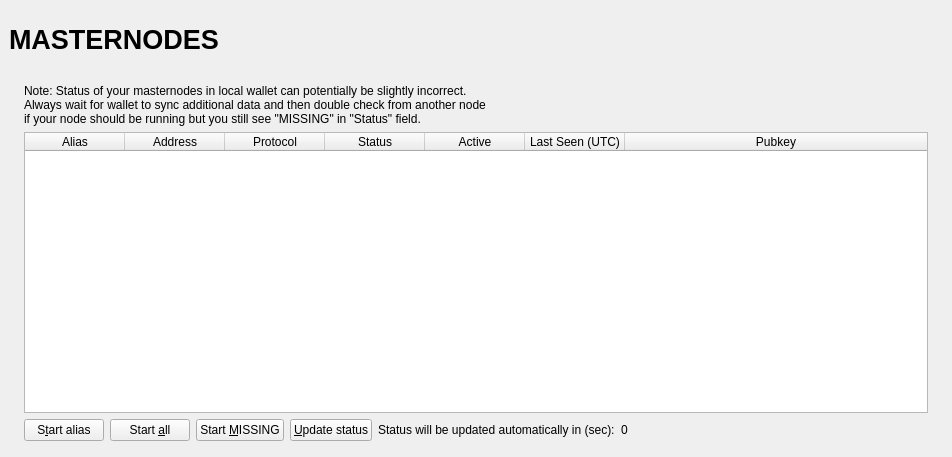
The window that src/qt/forms/masternodelist.ui (22388o/CryptoDEX) describes before a commit, drawn with Qt 5.
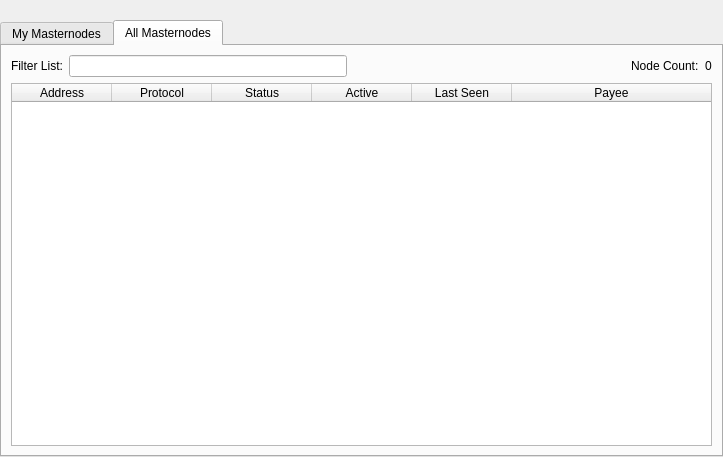
The same window after the commit. The open tabs and pages were chosen to show the change.

Patch:
```diff
--- a/src/qt/forms/masternodelist.ui
+++ b/src/qt/forms/masternodelist.ui
@@ -13,30 +13,10 @@
   <property name="windowTitle">
    <string>Form</string>
   </property>
-  <layout class="QVBoxLayout" name="topLayout" stretch="0">
+  <layout class="QVBoxLayout" name="topLayout">
    <property name="leftMargin">
-    <number>9</number>
-   </property>
-   <property name="topMargin">
-    <number>9</number>
-   </property>
-   <property name="rightMargin">
-    <number>9</number>
-   </property>
-   <property name="bottomMargin">
-    <number>9</number>
-   </property>
-   <item>
-    <layout class="QVBoxLayout" name="verticalLayout_Master" stretch="0,1">
-     <property name="spacing">
       <number>0</number>
      </property>
-     <item>
-      <widget class="QFrame" name="frame_Header">
-       <layout class="QVBoxLayout" name="verticalLayout_4">
-        <property name="leftMargin">
-         <number>0</number>
-        </property>
         <property name="topMargin">
          <number>0</number>
         </property>
@@ -47,121 +27,37 @@
          <number>0</number>
         </property>
         <item>
-         <layout class="QHBoxLayout" name="horizontalLayout_Header" stretch="1,0,1">
-          <item>
-           <widget class="QLabel" name="labelOverviewHeaderLeft">
-            <property name="minimumSize">
-             <size>
-              <width>464</width>
-              <height>60</height>
-             </size>
-            </property>
-            <property name="maximumSize">
-             <size>
-              <width>16777215</width>
-              <height>60</height>
-             </size>
-            </property>
-            <property name="font">
-             <font>
-              <pointsize>20</pointsize>
-              <weight>75</weight>
-              <bold>true</bold>
-             </font>
-            </property>
-            <property name="text">
-             <string>MASTERNODES</string>
-            </property>
-           </widget>
-          </item>
-          <item>
-           <spacer name="horizontalSpacer">
-            <property name="orientation">
-             <enum>Qt::Horizontal</enum>
-            </property>
-            <property name="sizeHint" stdset="0">
-             <size>
-              <width>40</width>
-              <height>20</height>
-             </size>
-            </property>
-           </spacer>
-          </item>
-          <item>
-           <widget class="QLabel" name="labelOverviewHeaderRight">
-            <property name="minimumSize">
-             <size>
-              <width>464</width>
-              <height>60</height>
-             </size>
-            </property>
-            <property name="maximumSize">
-             <size>
-              <width>16777215</width>
-              <height>60</height>
-             </size>
-            </property>
-            <property name="font">
-             <font>
-              <pointsize>14</pointsize>
-             </font>
-            </property>
-            <property name="text">
-             <string/>
-            </property>
-            <property name="alignment">
-             <set>Qt::AlignRight|Qt::AlignTrailing|Qt::AlignVCenter</set>
-            </property>
-           </widget>
-          </item>
-         </layout>
-        </item>
-       </layout>
-      </widget>
-     </item>
-     <item>
-      <widget class="QFrame" name="frame_BG">
-       <layout class="QVBoxLayout" name="verticalLayout_3">
-        <property name="leftMargin">
-         <number>6</number>
-        </property>
-        <property name="topMargin">
-         <number>6</number>
-        </property>
-        <property name="rightMargin">
-         <number>6</number>
-        </property>
-        <property name="bottomMargin">
-         <number>6</number>
-        </property>
-        <item>
-         <widget class="QFrame" name="frame_Content">
           <layout class="QVBoxLayout" name="verticalLayout">
-           <property name="spacing">
-            <number>0</number>
-           </property>
-           <property name="leftMargin">
-            <number>0</number>
-           </property>
-           <property name="topMargin">
-            <number>0</number>
-           </property>
-           <property name="rightMargin">
-            <number>0</number>
-           </property>
            <property name="bottomMargin">
             <number>0</number>
            </property>
            <item>
+      <spacer name="horizontalSpacer0">
+       <property name="orientation">
+        <enum>Qt::Horizontal</enum>
+       </property>
+       <property name="sizeHint" stdset="0">
+        <size>
+         <width>40</width>
+         <height>20</height>
+        </size>
+       </property>
+      </spacer>
+     </item>
+     <item>
+      <widget class="QTabWidget" name="tabWidget">
+       <property name="currentIndex">
+        <number>0</number>
+       </property>
+       <widget class="QWidget" name="tabMyMasternodes">
+        <attribute name="title">
+         <string>My Masternodes</string>
+        </attribute>
             <layout class="QGridLayout" name="gridLayout_2">
-             <property name="spacing">
-              <number>2</number>
-             </property>
              <item row="0" column="0">
-              <widget class="QFrame" name="frameList">
                <layout class="QVBoxLayout" name="verticalLayout_2">
                 <property name="bottomMargin">
-                 <number>1</number>
+            <number>0</number>
                 </property>
                 <item>
                  <layout class="QHBoxLayout" name="horizontalLayout_note">
@@ -171,7 +67,7 @@
                   <item>
                    <widget class="QLabel" name="updateNote">
                     <property name="text">
-                     <string>Note: Status of your masternodes in local wallet can potentially be slightly incorrect.&lt;br /&gt;Always wait for wallet to sync additional data and then double check from another node&lt;br /&gt;if your node should be running but you still see &quot;MISSING&quot; in &quot;Status&quot; field.</string>
+                <string>Note: Status of your masternodes in local wallet can potentially be slightly incorrect.&lt;br /&gt;Always wait for wallet to sync additional data and then double check from another node&lt;br /&gt;if your masternode should be running but you still do not see "ENABLED" in "Status" field.</string>
                     </property>
                    </widget>
                   </item>
@@ -185,43 +81,6 @@
                     <height>0</height>
                    </size>
                   </property>
-                  <property name="palette">
-                   <palette>
-                    <active>
-                     <colorrole role="Text">
-                      <brush brushstyle="SolidPattern">
-                       <color alpha="255">
-                        <red>51</red>
-                        <green>51</green>
-                        <blue>51</blue>
-                       </color>
-                      </brush>
-                     </colorrole>
-                    </active>
-                    <inactive>
-                     <colorrole role="Text">
-                      <brush brushstyle="SolidPattern">
-                       <color alpha="255">
-                        <red>51</red>
-                        <green>51</green>
-                        <blue>51</blue>
-                       </color>
-                      </brush>
-                     </colorrole>
-                    </inactive>
-                    <disabled>
-                     <colorrole role="Text">
-                      <brush brushstyle="SolidPattern">
-                       <color alpha="255">
-                        <red>85</red>
-                        <green>85</green>
-                        <blue>85</blue>
-                       </color>
-                      </brush>
-                     </colorrole>
-                    </disabled>
-                   </palette>
-                  </property>
                   <property name="editTriggers">
                    <set>QAbstractItemView::NoEditTriggers</set>
                   </property>
@@ -267,12 +126,12 @@
                   </column>
                   <column>
                    <property name="text">
-                    <string>Last Seen (UTC)</string>
+               <string>Last Seen</string>
                    </property>
                   </column>
                   <column>
                    <property name="text">
-                    <string>Pubkey</string>
+               <string>Payee</string>
                    </property>
                   </column>
                  </widget>
@@ -340,14 +199,116 @@
                  </layout>
                 </item>
                </layout>
-              </widget>
-             </item>
-            </layout>
-           </item>
-          </layout>
-         </widget>
-        </item>
-       </layout>
+         </item>
+        </layout>
+       </widget>
+       <widget class="QWidget" name="tabAllMasternodes">
+        <attribute name="title">
+         <string>All Masternodes</string>
+        </attribute>
+        <layout class="QGridLayout" name="gridLayout">
+         <item row="1" column="0">
+          <widget class="QTableWidget" name="tableWidgetMasternodes">
+           <property name="editTriggers">
+            <set>QAbstractItemView::NoEditTriggers</set>
+           </property>
+           <property name="alternatingRowColors">
+            <bool>true</bool>
+           </property>
+           <property name="selectionBehavior">
+            <enum>QAbstractItemView::SelectRows</enum>
+           </property>
+           <property name="sortingEnabled">
+            <bool>true</bool>
+           </property>
+           <attribute name="horizontalHeaderStretchLastSection">
+            <bool>true</bool>
+           </attribute>
+           <attribute name="ResizeMode">
+            <enum>QHeaderView::Interactive</enum>
+           </attribute>
+           <column>
+            <property name="text">
+             <string>Address</string>
+            </property>
+           </column>
+           <column>
+            <property name="text">
+             <string>Protocol</string>
+            </property>
+           </column>
+           <column>
+            <property name="text">
+             <string>Status</string>
+            </property>
+           </column>
+           <column>
+            <property name="text">
+             <string>Active</string>
+            </property>
+           </column>
+           <column>
+            <property name="text">
+             <string>Last Seen</string>
+            </property>
+           </column>
+           <column>
+            <property name="text">
+             <string>Payee</string>
+            </property>
+           </column>
+          </widget>
+         </item>
+         <item row="0" column="0">
+          <layout class="QHBoxLayout" name="horizontalLayout_3">
+           <property name="bottomMargin">
+            <number>0</number>
+           </property>
+           <item>
+            <widget class="QLabel" name="label_filter">
+             <property name="text">
+              <string>Filter List:</string>
+             </property>
+            </widget>
+           </item>
+           <item>
+            <widget class="QLineEdit" name="filterLineEdit">
+             <property name="toolTip">
+              <string>Filter masternode list</string>
+             </property>
+            </widget>
+           </item>
+           <item>
+            <spacer name="horizontalSpacer_3">
+             <property name="orientation">
+              <enum>Qt::Horizontal</enum>
+             </property>
+             <property name="sizeHint" stdset="0">
+              <size>
+               <width>10</width>
+               <height>20</height>
+              </size>
+             </property>
+            </spacer>
+           </item>
+           <item>
+            <widget class="QLabel" name="label_count">
+             <property name="text">
+              <string>Node Count:</string>
+             </property>
+            </widget>
+           </item>
+           <item>
+            <widget class="QLabel" name="countLabel">
+             <property name="text">
+              <string>0</string>
+             </property>
+            </widget>
+           </item>
+          </layout>
+         </item>
+        </layout>
+       </widget>
       </widget>
      </item>
     </layout>
```
Left out of the diff: 3 changed lines with no effect on the pictures. Lines whose indentation alone changed are shown as unchanged.
